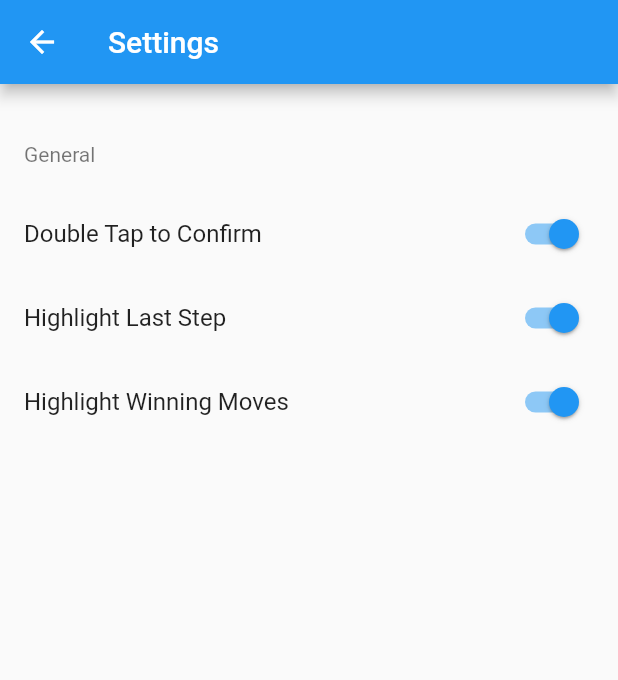
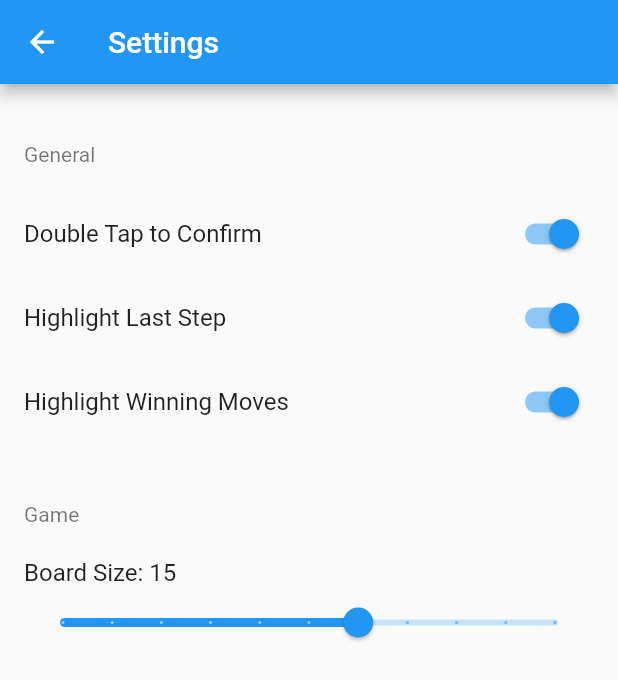
Before and after one commit to PeterKeDer/connect-5-flutter, a Flutter app: the SettingsPage screen opened directly, on a phone screen of 412 x 824 dp. Shown: the top 680 px of the screen. Run offline on Flutter 3.47's test engine with Material 2 defaults, Android fonts, the phone set to English and light mode, and no system bars; our stand-ins replace shared_preferences; accounts and stored records are empty.

Commit message:
Add board size settings

```diff
--- a/lib/helpers/settings_manager.dart
+++ b/lib/helpers/settings_manager.dart
@@ -5,12 +5,17 @@ abstract class Settings {
   bool get shouldDoubleTapConfirm;
   bool get shouldHighlightLastStep;
   bool get shouldHighlightWinningMoves;
+  int get boardSize;
 }
 
 class SettingsManager extends ChangeNotifier implements Settings {
   static const DOUBLE_TAP_CONFIRM_KEY = 'DOUBLE_TAP_CONFIRM_KEY';
   static const HIGHLIGHT_LAST_STEP_KEY = 'HIGHLIGHT_LAST_STEP_KEY';
   static const HIGHLIGHT_WINNING_MOVES_KEY = 'HIGHLIGHT_WINNING_MOVES_KEY';
+
+  static const BOARD_SIZE_KEY = 'BOARD_SIZE_KEY';
+  static const MIN_BOARD_SIZE = 9;
+  static const MAX_BOARD_SIZE = 19;
 
   SharedPreferences preferences;
 
@@ -27,11 +32,12 @@ class SettingsManager extends ChangeNotifier implements Settings {
     _shouldDoubleTapConfirm = preferences.getBool(DOUBLE_TAP_CONFIRM_KEY) ?? true;
     _shouldHighlightLastStep = preferences.getBool(HIGHLIGHT_LAST_STEP_KEY) ?? true;
     _shouldHighlightWinningMoves = preferences.getBool(HIGHLIGHT_WINNING_MOVES_KEY) ?? true;
+    _boardSize = preferences.getInt(BOARD_SIZE_KEY) ?? 15;
 
     notifyListeners();
   }
 
-  bool _shouldDoubleTapConfirm = true;
+  bool _shouldDoubleTapConfirm;
 
   bool get shouldDoubleTapConfirm => _shouldDoubleTapConfirm;
 
@@ -41,11 +47,9 @@ class SettingsManager extends ChangeNotifier implements Settings {
     notifyListeners();
   }
 
-  bool _shouldHighlightLastStep = true;
+  bool _shouldHighlightLastStep;
 
-  bool get shouldHighlightLastStep {
-    return _shouldHighlightLastStep;
-  }
+  bool get shouldHighlightLastStep => _shouldHighlightLastStep;
 
   set shouldHighlightLastStep(bool value) {
     _shouldHighlightLastStep = value;
@@ -53,15 +57,25 @@ class SettingsManager extends ChangeNotifier implements Settings {
     notifyListeners();
   }
 
-  bool _shouldHighlightWinningMoves = true;
+  bool _shouldHighlightWinningMoves;
 
-  bool get shouldHighlightWinningMoves {
-    return _shouldHighlightWinningMoves;
-  }
+  bool get shouldHighlightWinningMoves => _shouldHighlightWinningMoves;
 
   set shouldHighlightWinningMoves(bool value) {
     _shouldHighlightWinningMoves = value;
     preferences.setBool(HIGHLIGHT_WINNING_MOVES_KEY, value);
     notifyListeners();
   }
+
+  int _boardSize;
+
+  int get boardSize => _boardSize;
+
+  set boardSize(int value) {
+    if (MIN_BOARD_SIZE <= value && value <= MAX_BOARD_SIZE) {
+      _boardSize = value;
+      preferences.setInt(BOARD_SIZE_KEY , value);
+      notifyListeners();
+    }
+  }
 }
--- a/lib/pages/game_page.dart
+++ b/lib/pages/game_page.dart
@@ -42,7 +42,7 @@ class _GamePageState extends State<GamePage> with TickerProviderStateMixin {
 
     // Future delayed to be able to use context
     Future.delayed(Duration.zero).then((_) {
-      _startGame(widget.game ?? Game.createNew(15));
+      _startGame(widget.game ?? _createNewGame());
     });
   }
 
@@ -74,10 +74,15 @@ class _GamePageState extends State<GamePage> with TickerProviderStateMixin {
     });
   }
 
+  Game _createNewGame() {
+    final boardSize = Provider.of<SettingsManager>(context).boardSize;
+    return Game.createNew(boardSize);
+  }
+
   void _handleRestartGame() {
     if (!widget.isReplay) {
       Provider.of<GameStorageManager>(context).clearLastGame();
-      _startGame(Game.createNew(15));
+      _startGame(_createNewGame());
     } else {
       _startGame(widget.game);
     }
--- a/lib/pages/settings_page.dart
+++ b/lib/pages/settings_page.dart
@@ -32,6 +32,19 @@ class SettingsPage extends StatelessWidget {
                 title: Text('Highlight Winning Moves'),
                 onChanged: (value) => settingsManager.shouldHighlightWinningMoves = value,
               ),
+              ListTile(
+                subtitle: Text('Game'),
+              ),
+              ListTile(
+                title: Text('Board Size: ${settingsManager.boardSize}'),
+                subtitle: Slider.adaptive(
+                  divisions: SettingsManager.MAX_BOARD_SIZE - SettingsManager.MIN_BOARD_SIZE,
+                  min: SettingsManager.MIN_BOARD_SIZE.toDouble(),
+                  max: SettingsManager.MAX_BOARD_SIZE.toDouble(),
+                  value: settingsManager.boardSize.toDouble(),
+                  onChanged: (value) => settingsManager.boardSize = value.round(),
+                ),
+              )
             ],
           )
         : Center(
```
Also changed, not shown: lib/pages/replays_page.dart (+10 -6 lines).
